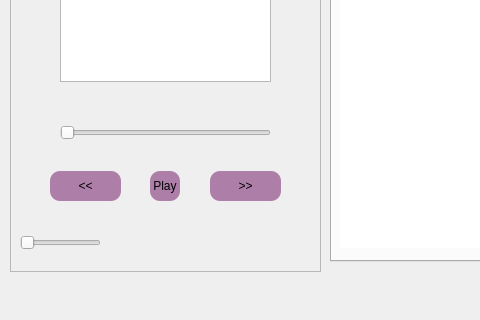
Before: the Qt Designer form src/player.ui in pirxus/waPlayer, drawn with Qt 5; both pictures show x 0 to 480 and y 218 to 538 of the 963 by 538 pixel window.
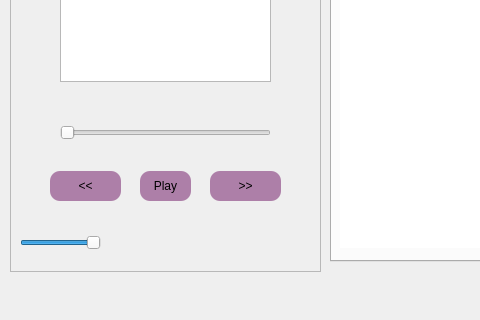
After: the same form once the commit is applied. The open tabs and pages were chosen to show the change.

Commit message: added open file functionality, volume control

```diff
--- a/src/player.ui
+++ b/src/player.ui
@@ -186,9 +186,9 @@
     <widget class="QPushButton" name="pushButtonPlay">
      <property name="geometry">
       <rect>
-       <x>140</x>
+       <x>130</x>
        <y>340</y>
-       <width>30</width>
+       <width>51</width>
        <height>30</height>
       </rect>
      </property>
@@ -228,6 +228,15 @@
        <height>24</height>
       </rect>
      </property>
+     <property name="focusPolicy">
+      <enum>Qt::NoFocus</enum>
+     </property>
+     <property name="value">
+      <number>99</number>
+     </property>
+     <property name="tracking">
+      <bool>true</bool>
+     </property>
      <property name="orientation">
       <enum>Qt::Horizontal</enum>
      </property>
```
Left out of the diff: 20 changed lines with no effect on the pictures. The commit also changes 2 other files.
